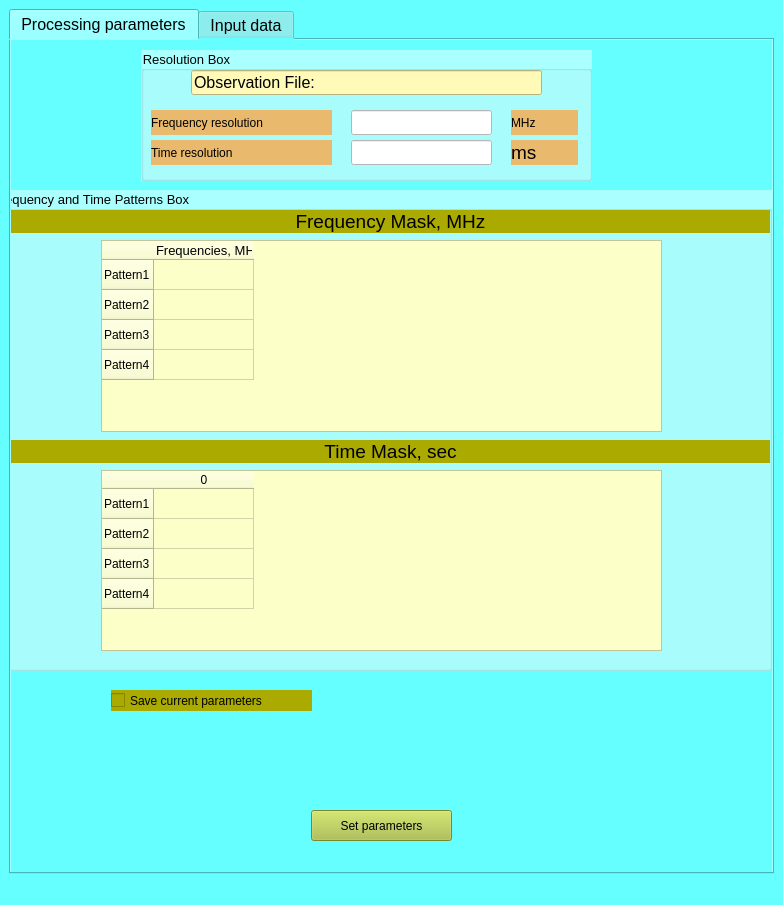
Above: Interface/Window_D.ui from SAOFastAcquisition/Fast_Acquisition_Bin_Base before the change. Below: the same form after it.
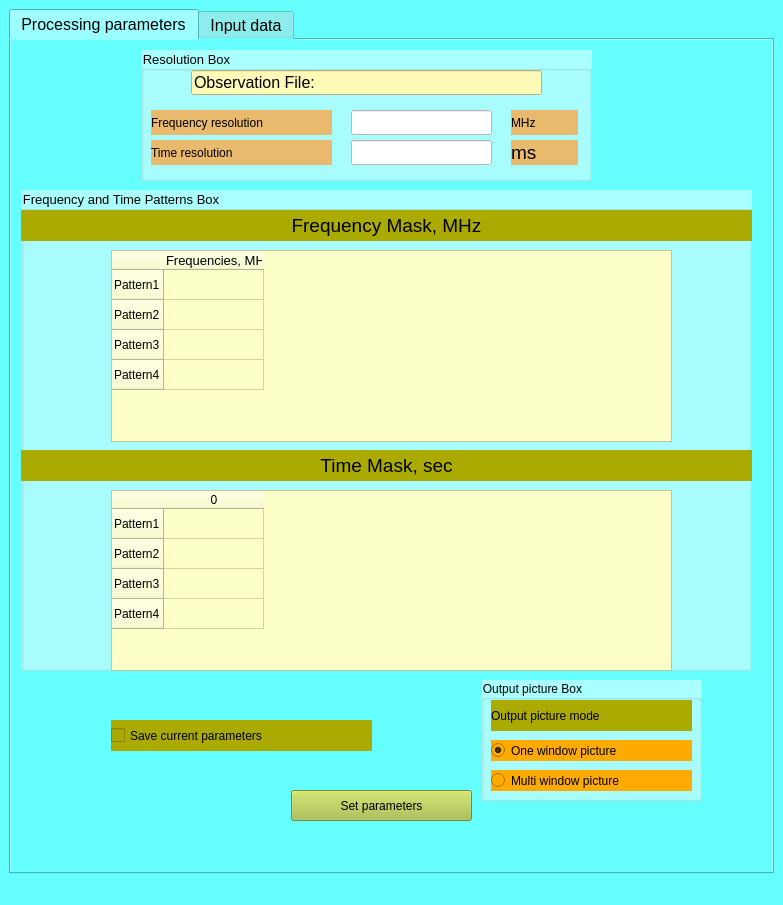
That is the form after the change.

Commit message: Добавлен бокс радиокнопок джля выбора моды рисунка: многооконный или одно окно. Исправлены ошибки. Начато восстановление скрипта объемного рисунка

```diff
--- a/Interface/Window_D.ui
+++ b/Interface/Window_D.ui
@@ -215,9 +215,9 @@
        <widget class="QPushButton" name="btn_set_parameters">
         <property name="geometry">
          <rect>
-          <x>300</x>
-          <y>770</y>
-          <width>141</width>
+          <x>280</x>
+          <y>750</y>
+          <width>181</width>
           <height>31</height>
          </rect>
         </property>
@@ -242,9 +242,9 @@
        <widget class="QGroupBox" name="gB_pattrens">
         <property name="geometry">
          <rect>
-          <x>-20</x>
+          <x>10</x>
           <y>150</y>
-          <width>781</width>
+          <width>731</width>
           <height>481</height>
          </rect>
         </property>
@@ -262,10 +262,10 @@
         <widget class="QLabel" name="lbl_time_mask">
          <property name="geometry">
           <rect>
-           <x>20</x>
-           <y>250</y>
-           <width>759</width>
-           <height>23</height>
+           <x>0</x>
+           <y>260</y>
+           <width>731</width>
+           <height>31</height>
           </rect>
          </property>
          <property name="font">
@@ -283,8 +283,8 @@
         <widget class="QTableWidget" name="tableWidget_time_patterns">
          <property name="geometry">
           <rect>
-           <x>110</x>
-           <y>280</y>
+           <x>90</x>
+           <y>300</y>
            <width>561</width>
            <height>181</height>
           </rect>
@@ -359,8 +359,8 @@
         <widget class="QTableWidget" name="tableWidget_freq_patterns">
          <property name="geometry">
           <rect>
-           <x>110</x>
-           <y>50</y>
+           <x>90</x>
+           <y>60</y>
            <width>561</width>
            <height>192</height>
           </rect>
@@ -443,10 +443,10 @@
         <widget class="QLabel" name="lbl_freq_mask">
          <property name="geometry">
           <rect>
-           <x>20</x>
+           <x>0</x>
            <y>20</y>
-           <width>759</width>
-           <height>23</height>
+           <width>731</width>
+           <height>31</height>
           </rect>
          </property>
          <property name="font">
@@ -466,9 +466,9 @@
         <property name="geometry">
          <rect>
           <x>100</x>
-          <y>650</y>
-          <width>201</width>
-          <height>21</height>
+          <y>680</y>
+          <width>261</width>
+          <height>31</height>
          </rect>
         </property>
         <property name="styleSheet">
@@ -479,6 +479,77 @@
          <string>Save current parameters</string>
         </property>
        </widget>
+       <widget class="QGroupBox" name="groupBox">
+        <property name="geometry">
+         <rect>
+          <x>470</x>
+          <y>640</y>
+          <width>221</width>
+          <height>121</height>
+         </rect>
+        </property>
+        <property name="styleSheet">
+         <string notr="true">background-color: rgb(170, 255, 255);
+font: 10pt &quot;MS Shell Dlg 2&quot;;</string>
+        </property>
+        <property name="title">
+         <string>Output picture Box</string>
+        </property>
+        <widget class="QLabel" name="lbl_choise_picture">
+         <property name="geometry">
+          <rect>
+           <x>10</x>
+           <y>20</y>
+           <width>201</width>
+           <height>31</height>
+          </rect>
+         </property>
+         <property name="styleSheet">
+          <string notr="true">font: 12pt &quot;MS Shell Dlg 2&quot;;
+background-color: rgb(170, 170, 0);</string>
+         </property>
+         <property name="text">
+          <string>Output picture mode</string>
+         </property>
+        </widget>
+        <widget class="QRadioButton" name="rbn_one_window">
+         <property name="geometry">
+          <rect>
+           <x>10</x>
+           <y>60</y>
+           <width>201</width>
+           <height>21</height>
+          </rect>
+         </property>
+         <property name="styleSheet">
+          <string notr="true">font: 10pt &quot;MS Shell Dlg 2&quot;;
+background-color: rgb(255, 170, 0);</string>
+         </property>
+         <property name="text">
+          <string>One window picture</string>
+         </property>
+         <property name="checked">
+          <bool>true</bool>
+         </property>
+        </widget>
+        <widget class="QRadioButton" name="rbn_multi_window">
+         <property name="geometry">
+          <rect>
+           <x>10</x>
+           <y>90</y>
+           <width>201</width>
+           <height>21</height>
+          </rect>
+         </property>
+         <property name="styleSheet">
+          <string notr="true">font: 10pt &quot;MS Shell Dlg 2&quot;;
+background-color: rgb(255, 170, 0);</string>
+         </property>
+         <property name="text">
+          <string>Multi window picture</string>
+         </property>
+        </widget>
+       </widget>
       </widget>
       <widget class="QWidget" name="tab_choice_input">
        <attribute name="title">
```
The commit also changes 7 other files.
